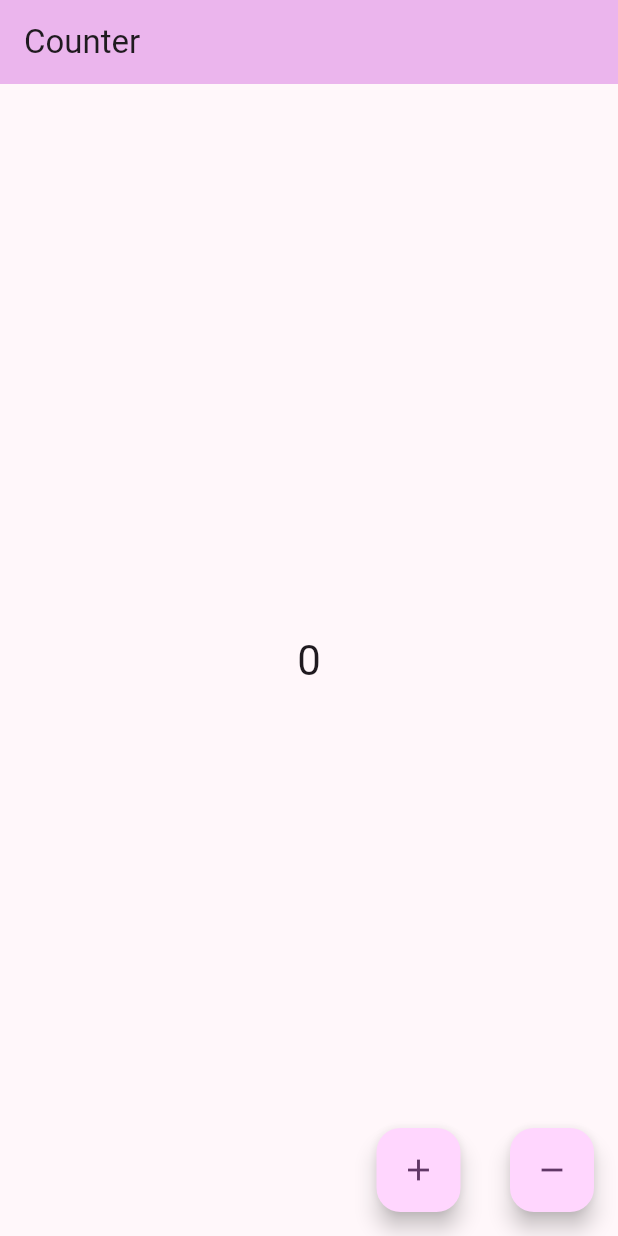
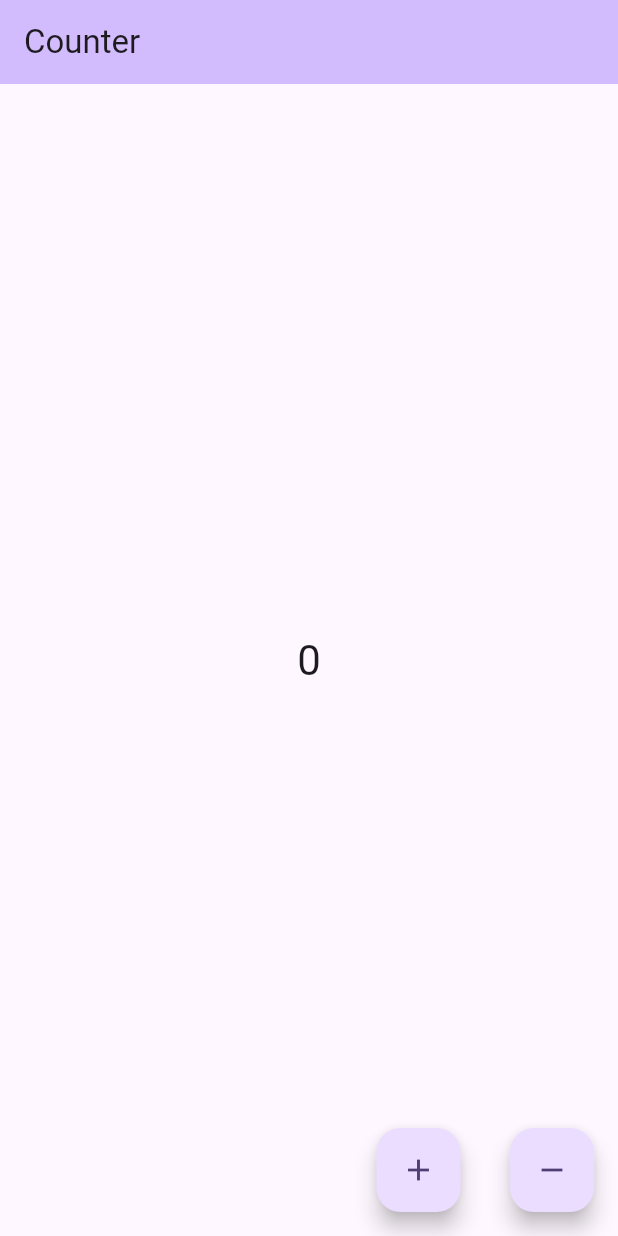
Before and after one commit to DGaliaf/dvfu-flutter-practice, a Flutter app: the screen it shows after launch, on a phone screen of 412 x 824 dp. Run offline on Flutter 3.47's test engine with Material 2 defaults, Android fonts, the phone set to English and light mode, and no system bars.

Commit message:
New color scheme

```diff
--- a/counter/lib/main.dart
+++ b/counter/lib/main.dart
@@ -12,7 +12,7 @@ class MyApp extends StatelessWidget {
     return MaterialApp(
       title: 'Flutter Demo',
       theme: ThemeData(
-        colorScheme: ColorScheme.fromSeed(seedColor: Colors.purple),
+        colorScheme: ColorScheme.fromSeed(seedColor: Colors.deepPurple),
         useMaterial3: true,
       ),
       home: const MyHomePage(title: "Counter"),
```
